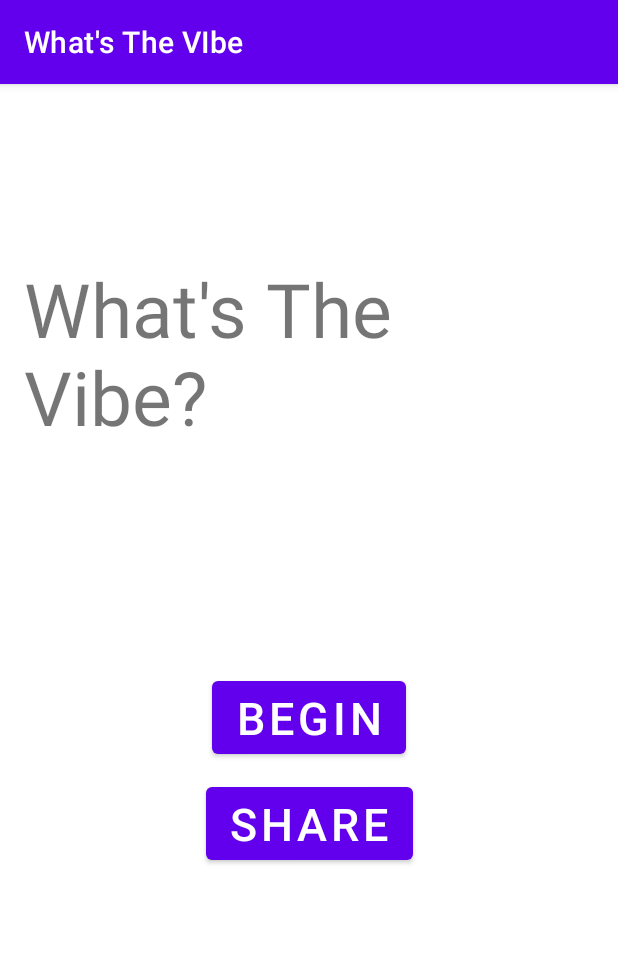
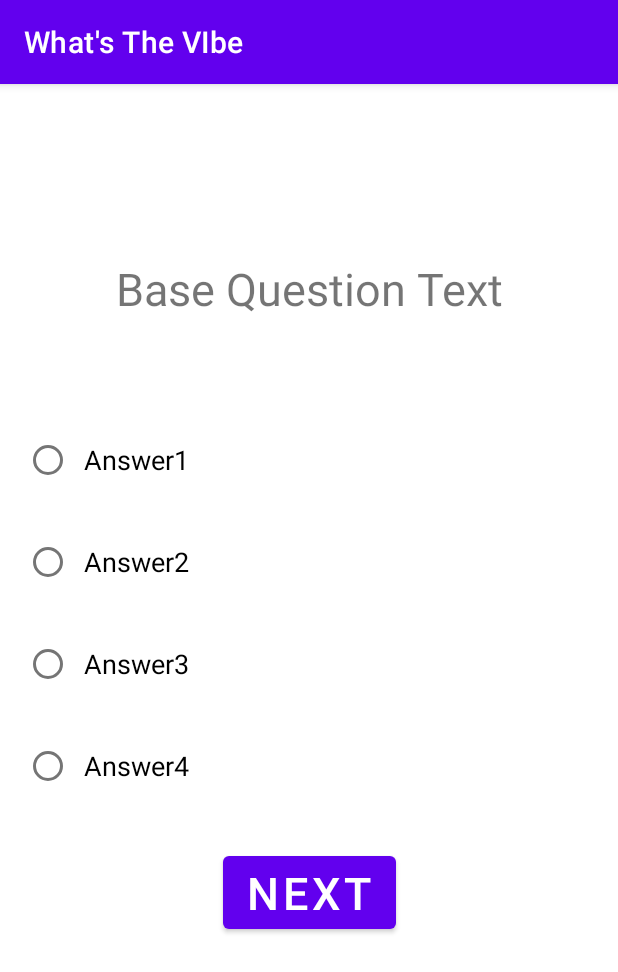
Before and after one commit to GU-App-Development/What-s-The-Vibe-, an Android app: the screen it shows after launch (MainActivity before the commit, QuizActivity after it), after a tap on "BEGIN", on a phone screen of 412 x 824 dp. Shown: the top 972 px of the screen. Run offline under Robolectric (Android 15) with nearby library versions, the phone set to English and light mode, and no system bars.

Commit message:
11/15 Base Quiz Activity Completed Adam White. Base Activity was created, there is some functionality but more needs to be added.

```diff
--- a/app/src/main/java/com/zybooks/whatsthevibe/MainActivity.kt
+++ b/app/src/main/java/com/zybooks/whatsthevibe/MainActivity.kt
@@ -1,11 +1,27 @@
 package com.zybooks.whatsthevibe
 
+import android.content.Intent
 import androidx.appcompat.app.AppCompatActivity
 import android.os.Bundle
+import android.view.View
+import android.widget.Button
 
 class MainActivity : AppCompatActivity() {
+
+    private lateinit var beginButton : Button
+    private lateinit var shareButton : Button
+
+
     override fun onCreate(savedInstanceState: Bundle?) {
         super.onCreate(savedInstanceState)
         setContentView(R.layout.activity_main)
+
+        beginButton = findViewById(R.id.begin_button)
+        beginButton.setOnClickListener{view: View ->
+            val intent = Intent(this, QuizActivity::class.java)
+            startActivity(intent)
+        }
+
+        shareButton = findViewById(R.id.share_button)
     }
 }
--- a/app/src/main/java/com/zybooks/whatsthevibe/QuizActivity.kt
+++ b/app/src/main/java/com/zybooks/whatsthevibe/QuizActivity.kt
@@ -1,11 +1,57 @@
 package com.zybooks.whatsthevibe
 
+import android.content.Intent
 import androidx.appcompat.app.AppCompatActivity
 import android.os.Bundle
+import android.view.View
+import android.widget.Button
+import android.widget.RadioGroup
+import androidx.core.view.children
 
 class QuizActivity : AppCompatActivity() {
+
+    private lateinit var answerRadioGroup : RadioGroup
+    private lateinit var nextButton : Button
+    private lateinit var currentAnswer : String
+    private var selectedAnswers = arrayListOf<String>()
+
     override fun onCreate(savedInstanceState: Bundle?) {
         super.onCreate(savedInstanceState)
         setContentView(R.layout.activity_quiz)
+
+        nextButton = findViewById(R.id.next_button)
+        nextButton.setOnClickListener{view: View ->
+            // push answer info in onNextClick!!
+            onNextClick(view)
+        }
+
+        answerRadioGroup = findViewById(R.id.answer_radio_group)
+
+        for (radioBtn in answerRadioGroup.children) {
+            radioBtn.setOnClickListener(this::onAnswerSelected)
+        }
     }
+
+    private fun onNextClick(view: View){
+        // make sure an answer is selected before we refresh activity!
+        val isAnswerSelected = false
+
+        if (isAnswerSelected && currentAnswer != null){
+            // resets activity
+            selectedAnswers.add(currentAnswer)
+            finish()
+            startActivity(getIntent())
+        }
+    }
+
+    private fun onAnswerSelected(view: View) {
+        currentAnswer = when (view.id) {
+            R.id.answer1 -> "Answer1"
+            R.id.answer2 -> "Answer2"
+            R.id.answer3 -> "Answer3"
+            R.id.answer4 -> "Answer4"
+            else -> "No Answer"
+        }
+    }
+
 }
--- a/app/src/main/res/layout/activity_main.xml
+++ b/app/src/main/res/layout/activity_main.xml
@@ -15,7 +15,8 @@
         android:layout_height="wrap_content"
         android:text="@string/welcome_message"
         app:layout_constraintTop_toTopOf="parent"
-        app:layout_constraintLeft_toLeftOf="parent"/>
+        app:layout_constraintLeft_toLeftOf="parent"
+        android:layout_marginTop="100dp"/>
 
     <Button
         android:id="@+id/begin_button"
@@ -26,8 +27,7 @@
         app:layout_constraintTop_toBottomOf="@id/welcome_text"
         app:layout_constraintLeft_toLeftOf="parent"
         app:layout_constraintRight_toRightOf="parent"
-        android:layout_marginTop="150dp"
-        android:onClick="Quiz_Activity"/>
+        android:layout_marginTop="150dp"/>
     <Button
         android:id="@+id/share_button"
         style="@style/begin_button_text"
--- a/app/src/main/res/layout/activity_quiz.xml
+++ b/app/src/main/res/layout/activity_quiz.xml
@@ -2,9 +2,70 @@
 <androidx.constraintlayout.widget.ConstraintLayout xmlns:android="http://schemas.android.com/apk/res/android"
     xmlns:app="http://schemas.android.com/apk/res-auto"
     xmlns:tools="http://schemas.android.com/tools"
+    style="@style/padding"
     android:layout_width="match_parent"
     android:layout_height="match_parent"
     tools:context=".QuizActivity"
     android:id="@+id/quiz_activity">
 
+    <TextView
+        android:id="@+id/question_text"
+        android:layout_width="wrap_content"
+        android:layout_height="wrap_content"
+        style="@style/question_text"
+        android:text="@string/question_text"
+        app:layout_constraintTop_toTopOf="parent"
+        app:layout_constraintLeft_toLeftOf="parent"
+        app:layout_constraintRight_toRightOf="parent"
+        android:layout_marginTop="100dp"
+        />
+    <RadioGroup
+        android:id="@+id/answer_radio_group"
+        android:layout_width="fill_parent"
+        android:layout_height="wrap_content"
+        android:orientation="vertical"
+        app:layout_constraintTop_toBottomOf="@id/question_text"
+        app:layout_constraintLeft_toLeftOf="parent"
+        app:layout_constraintRight_toRightOf="parent"
+        android:layout_marginTop="50dp">
+
+        <RadioButton android:id="@+id/answer1"
+            style="@style/question_buttons"
+            android:layout_width="match_parent"
+            android:layout_height="wrap_content"
+            android:text="@string/answer1_text"/>
+
+        <RadioButton android:id="@+id/answer2"
+            style="@style/question_buttons"
+            android:layout_width="match_parent"
+            android:layout_height="wrap_content"
+            android:text="@string/answer2_text"
+            />
+
+        <RadioButton android:id="@+id/answer3"
+            style="@style/question_buttons"
+            android:layout_width="match_parent"
+            android:layout_height="wrap_content"
+            android:text="@string/answer3_text"/>
+
+        <RadioButton android:id="@+id/answer4"
+            style="@style/question_buttons"
+            android:layout_width="match_parent"
+            android:layout_height="wrap_content"
+            android:text="@string/answer4_text"
+            android:textSize="18sp"/>
+
+    </RadioGroup>
+
+    <Button
+        android:id="@+id/next_button"
+        android:layout_width="wrap_content"
+        android:layout_height="wrap_content"
+        android:text="@string/next_button_text"
+        app:layout_constraintTop_toBottomOf="@id/answer_radio_group"
+        app:layout_constraintLeft_toLeftOf="parent"
+        app:layout_constraintRight_toRightOf="parent"
+        android:textSize="30sp"
+        android:layout_marginTop="30dp"/>
+
 </androidx.constraintlayout.widget.ConstraintLayout>
--- a/app/src/main/res/values/strings.xml
+++ b/app/src/main/res/values/strings.xml
@@ -3,4 +3,10 @@
     <string name="welcome_message">What\'s The Vibe?</string>
     <string name="begin_button_text">Begin</string>
     <string name="share_button_text">SHARE</string>
+    <string name="question_text">Base Question Text</string>
+    <string name="next_button_text">Next</string>
+    <string name="answer1_text">Answer1</string>
+    <string name="answer2_text">Answer2</string>
+    <string name="answer3_text">Answer3</string>
+    <string name="answer4_text">Answer4</string>
 </resources>
--- a/app/src/main/res/values/themes.xml
+++ b/app/src/main/res/values/themes.xml
@@ -18,7 +18,6 @@
         <item name="android:paddingRight">@dimen/normal_padding</item>
         <item name="android:paddingLeft">@dimen/normal_padding</item>
         <item name="android:paddingBottom">@dimen/normal_padding</item>
-        <item name="android:layout_marginTop">100dp</item>
     </style>
 
     <style name="welcome_text">
@@ -28,4 +27,15 @@
     <style name="begin_button_text">
         <item name="android:textSize">30sp</item>
     </style>
+
+    <style name="question_text">
+        <item name="android:textSize">30sp</item>
+    </style>
+
+    <style name="question_buttons">
+        <item name="android:textSize">18sp</item>
+        <item name="android:paddingLeft">8dp</item>
+        <item name="android:layout_marginTop">20dp</item>
+    </style>
+
 </resources>
```
